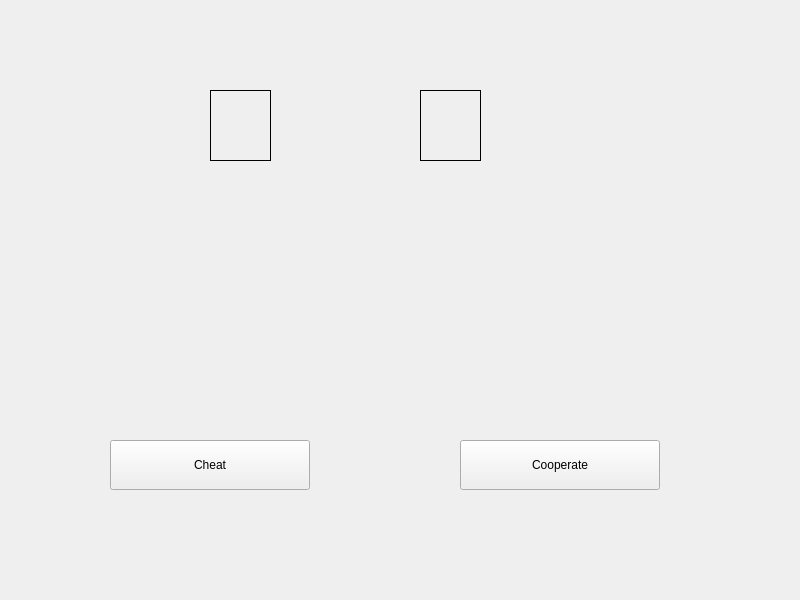
Above: pg_twoplayers.ui from octopusflyz/QtProject-trust before the change. Below: the same form after it.
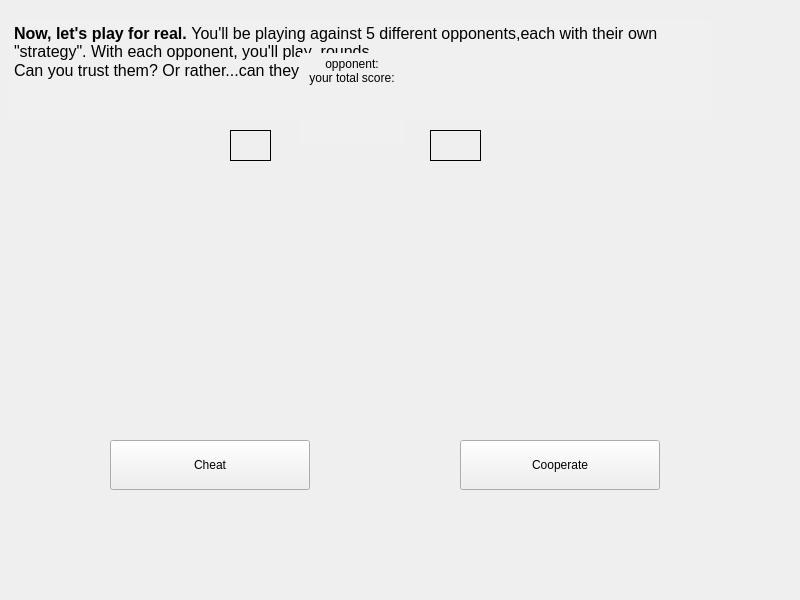
That is the form after the change. Icons and pictures are not drawn.

Diff of the .ui file:
```diff
--- a/pg_twoplayers.ui
+++ b/pg_twoplayers.ui
@@ -291,10 +291,10 @@
   <widget class="QLabel" name="score_user">
    <property name="geometry">
     <rect>
-     <x>210</x>
-     <y>90</y>
-     <width>61</width>
-     <height>71</height>
+     <x>230</x>
+     <y>130</y>
+     <width>41</width>
+     <height>31</height>
     </rect>
    </property>
    <property name="frameShape">
@@ -307,10 +307,10 @@
   <widget class="QLabel" name="score_opponent">
    <property name="geometry">
     <rect>
-     <x>420</x>
-     <y>90</y>
-     <width>61</width>
-     <height>71</height>
+     <x>430</x>
+     <y>130</y>
+     <width>51</width>
+     <height>31</height>
     </rect>
    </property>
    <property name="frameShape">
@@ -496,6 +496,62 @@
     <string/>
    </property>
   </widget>
+  <widget class="QTextEdit" name="text1">
+   <property name="geometry">
+    <rect>
+     <x>10</x>
+     <y>20</y>
+     <width>701</width>
+     <height>101</height>
+    </rect>
+   </property>
+   <property name="styleSheet">
+    <string notr="true">background-color: rgb(240, 240, 240);
+font: 9pt &quot;Segoe Print&quot;;</string>
+   </property>
+   <property name="frameShape">
+    <enum>QFrame::NoFrame</enum>
+   </property>
+   <property name="html">
+    <string>&lt;!DOCTYPE HTML PUBLIC &quot;-//W3C//DTD HTML 4.0//EN&quot; &quot;http://www.w3.org/TR/REC-html40/strict.dtd&quot;&gt;
+&lt;html&gt;&lt;head&gt;&lt;meta name=&quot;qrichtext&quot; content=&quot;1&quot; /&gt;&lt;meta charset=&quot;utf-8&quot; /&gt;&lt;style type=&quot;text/css&quot;&gt;
+p, li { white-space: pre-wrap; }
+hr { height: 1px; border-width: 0; }
+li.unchecked::marker { content: &quot;\2610&quot;; }
+li.checked::marker { content: &quot;\2612&quot;; }
+&lt;/style&gt;&lt;/head&gt;&lt;body style=&quot; font-family:'Segoe Print'; font-size:9pt; font-weight:400; font-style:normal;&quot;&gt;
+&lt;p style=&quot; margin-top:0px; margin-bottom:0px; margin-left:0px; margin-right:0px; -qt-block-indent:0; text-indent:0px;&quot;&gt;&lt;span style=&quot; font-size:12pt; font-weight:700;&quot;&gt;Now, let's play for real. &lt;/span&gt;&lt;span style=&quot; font-size:12pt;&quot;&gt;You'll be playing against 5 different opponents,each with their own &amp;quot;strategy&amp;quot;. With each opponent, you'll play  rounds.&lt;/span&gt;&lt;/p&gt;
+&lt;p style=&quot; margin-top:0px; margin-bottom:0px; margin-left:0px; margin-right:0px; -qt-block-indent:0; text-indent:0px;&quot;&gt;&lt;span style=&quot; font-size:12pt;&quot;&gt;Can you trust them? Or rather...can they trust you?&lt;/span&gt;&lt;/p&gt;&lt;/body&gt;&lt;/html&gt;</string>
+   </property>
+  </widget>
+  <widget class="QTextEdit" name="text2">
+   <property name="geometry">
+    <rect>
+     <x>300</x>
+     <y>53</y>
+     <width>104</width>
+     <height>91</height>
+    </rect>
+   </property>
+   <property name="styleSheet">
+    <string notr="true">background-color: rgb(240, 240, 240);
+font: 9pt &quot;Segoe Print&quot;;</string>
+   </property>
+   <property name="frameShape">
+    <enum>QFrame::NoFrame</enum>
+   </property>
+   <property name="html">
+    <string>&lt;!DOCTYPE HTML PUBLIC &quot;-//W3C//DTD HTML 4.0//EN&quot; &quot;http://www.w3.org/TR/REC-html40/strict.dtd&quot;&gt;
+&lt;html&gt;&lt;head&gt;&lt;meta name=&quot;qrichtext&quot; content=&quot;1&quot; /&gt;&lt;meta charset=&quot;utf-8&quot; /&gt;&lt;style type=&quot;text/css&quot;&gt;
+p, li { white-space: pre-wrap; }
+hr { height: 1px; border-width: 0; }
+li.unchecked::marker { content: &quot;\2610&quot;; }
+li.checked::marker { content: &quot;\2612&quot;; }
+&lt;/style&gt;&lt;/head&gt;&lt;body style=&quot; font-family:'Segoe Print'; font-size:9pt; font-weight:400; font-style:normal;&quot;&gt;
+&lt;p align=&quot;center&quot; style=&quot; margin-top:0px; margin-bottom:0px; margin-left:0px; margin-right:0px; -qt-block-indent:0; text-indent:0px;&quot;&gt;opponent:&lt;/p&gt;
+&lt;p align=&quot;center&quot; style=&quot; margin-top:0px; margin-bottom:0px; margin-left:0px; margin-right:0px; -qt-block-indent:0; text-indent:0px;&quot;&gt;your total score:&lt;/p&gt;&lt;/body&gt;&lt;/html&gt;</string>
+   </property>
+  </widget>
   <zorder>machine_11</zorder>
   <zorder>machine_10</zorder>
   <zorder>machine_00</zorder>
```
Left out of the diff: 4 changed lines with no effect on the pictures.
